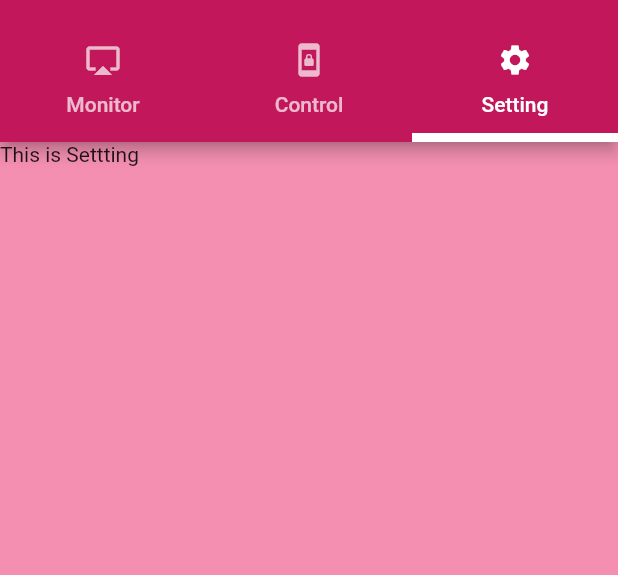
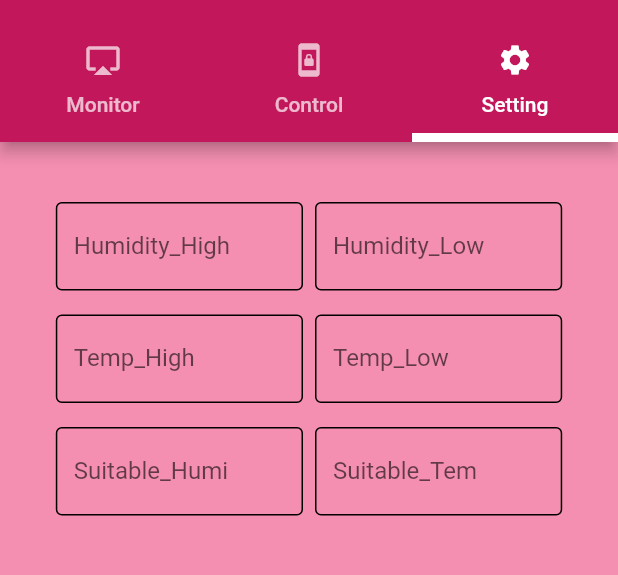
Before and after one commit to SupawadeeMakon/PiwMushRoom, a Flutter app: the MyService screen opened directly, tab 3 chosen, on a phone screen of 412 x 824 dp, the part 59-634 px from its top. Run offline on Flutter 3.47's test engine with Material 2 defaults, Android fonts, the light colour scheme and no system bars; our stand-ins replace firebase_auth, firebase_database; accounts and stored records are empty.

Commit message:
Design UI Setting Success

```diff
--- a/lib/widget/monitor.dart
+++ b/lib/widget/monitor.dart
@@ -39,6 +39,9 @@ class _MonitorState extends State<Monitor> {
 
   @override
   Widget build(BuildContext context) {
-    return Center(child: Text('Monitor'),);
+    return Container(color: Colors.pink.shade300,
+        child: Center(
+      child: Text('Monitor'),
+    ));
   }
 }
--- a/lib/widget/setting.dart
+++ b/lib/widget/setting.dart
@@ -6,10 +6,141 @@ class Setting extends StatefulWidget {
 }
 
 class _SettingState extends State<Setting> {
+  // Field
+
+  // Method
+
+  Widget humidityHigh() {
+    return Container(
+      width: MediaQuery.of(context).size.width * 0.4, //รักษาขนาดจอ
+      child: TextFormField(
+        keyboardType: TextInputType.number, //บังคับให้กรอกแต่ตัวเลข
+        decoration: InputDecoration(
+            enabledBorder: OutlineInputBorder(borderSide: BorderSide()),
+            labelText: 'Humidity_High'),
+      ),
+    );
+  }
+
+  Widget humidityLow() {
+    return Container(
+      width: MediaQuery.of(context).size.width * 0.4, //รักษาขนาดจอ
+      child: TextFormField(
+        keyboardType: TextInputType.number, //บังคับให้กรอกแต่ตัวเลข
+        decoration: InputDecoration(
+            enabledBorder: OutlineInputBorder(borderSide: BorderSide()),
+            labelText: 'Humidity_Low'),
+      ),
+    );
+  }
+
+  Widget suitableHumi() {
+    return Container(
+      width: MediaQuery.of(context).size.width * 0.4, //รักษาขนาดจอ
+      child: TextFormField(
+        keyboardType: TextInputType.number, //บังคับให้กรอกแต่ตัวเลข
+        decoration: InputDecoration(
+            enabledBorder: OutlineInputBorder(borderSide: BorderSide()),
+            labelText: 'Suitable_Humi'),
+      ),
+    );
+  }
+
+  Widget suitableTem() {
+    return Container(
+      width: MediaQuery.of(context).size.width * 0.4, //รักษาขนาดจอ
+      child: TextFormField(
+        keyboardType: TextInputType.number, //บังคับให้กรอกแต่ตัวเลข
+        decoration: InputDecoration(
+            enabledBorder: OutlineInputBorder(borderSide: BorderSide()),
+            labelText: 'Suitable_Tem'),
+      ),
+    );
+  }
+
+  Widget tempHigh() {
+    return Container(
+      width: MediaQuery.of(context).size.width * 0.4, //รักษาขนาดจอ
+      child: TextFormField(
+        keyboardType: TextInputType.number, //บังคับให้กรอกแต่ตัวเลข
+        decoration: InputDecoration(
+            enabledBorder: OutlineInputBorder(borderSide: BorderSide()),
+            labelText: 'Temp_High'),
+      ),
+    );
+  }
+
+  Widget tempLow() {
+    return Container(
+      width: MediaQuery.of(context).size.width * 0.4, //รักษาขนาดจอ
+      child: TextFormField(
+        keyboardType: TextInputType.number, //บังคับให้กรอกแต่ตัวเลข
+        decoration: InputDecoration(
+            enabledBorder: OutlineInputBorder(borderSide: BorderSide()),
+            labelText: 'Temp_Low'),
+      ),
+    );
+  }
+
+  Widget rowTop() {
+    return Row(
+      mainAxisSize: MainAxisSize.min,
+      children: <Widget>[
+        humidityHigh(),
+        SizedBox(
+          width: 8.0,
+        ),
+        humidityLow(),
+      ],
+    );
+  }
+
+  Widget rowMedile() {
+    return Row(
+      mainAxisSize: MainAxisSize.min,
+      children: <Widget>[
+        tempHigh(),
+        SizedBox(
+          width: 8.0,
+        ),
+        tempLow(),
+      ],
+    );
+  }
+
+  Widget rowButton() {
+    return Row(
+      mainAxisSize: MainAxisSize.min,
+      children: <Widget>[
+        suitableHumi(),
+        SizedBox(
+          width: 8.0,
+        ),
+        suitableTem(),
+      ],
+    );
+  }
+
   @override
   Widget build(BuildContext context) {
-    return Container(color: Colors.pink.shade200,
-      child: Text('This is Settting'),
+    return Container(
+      padding: EdgeInsets.only(
+        top: 40.0,
+      ),
+      color: Colors.pink.shade200,
+      child: Column(
+        children: <Widget>[
+          rowTop(),
+          SizedBox(
+            height: 16.0,
+          ),
+          rowMedile(),
+          SizedBox(
+            height: 16.0,
+          ),
+          rowButton(),
+        ],
+      ),
     );
   }
 }
```
